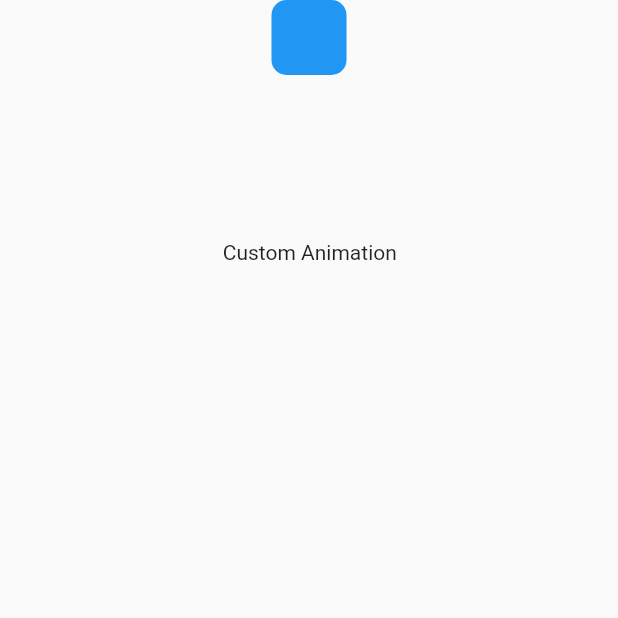
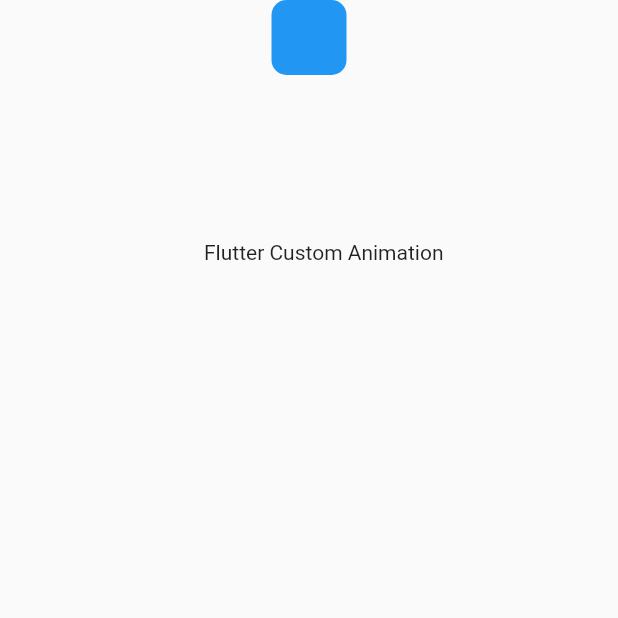
Before and after one commit to Magoulo/Flutter-Animation, a Flutter app: the screen it shows after launch, after a tap on "Custom", on a phone screen of 412 x 824 dp, the top half of it. Run offline on Flutter 3.47's test engine with Material 2 defaults, Android fonts, the light colour scheme and no system bars; our stand-ins replace lottie.

Commit message:
Update customAnimation.dart

```diff
--- a/flutter_animation/lib/screens/customAnimation.dart
+++ b/flutter_animation/lib/screens/customAnimation.dart
@@ -205,10 +205,10 @@ class _CustomAnimationScreenState extends State<CustomAnimationScreen>
       home: Scaffold(
         body: Stack(children: [
           Positioned(
-            left: MediaQuery.of(context).size.width / 2 - 115 / 2,
+            left: MediaQuery.of(context).size.width / 2 - 140 / 2,
             top: 160,
             child: const Text(
-              'Custom Animation',
+              'Flutter Custom Animation',
             ),
           ),
           AnimatedBuilder(
```
